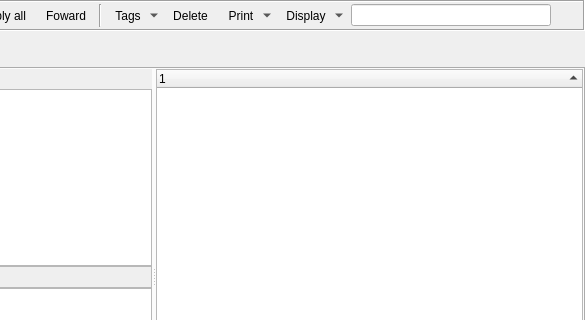
Old version of the form retroshare-gui/src/gui/MessagesDialog.ui in the repository RetroShare/RetroShare; both pictures show x 277 to 862 and y 0 to 320 of the 862 by 485 pixel window.
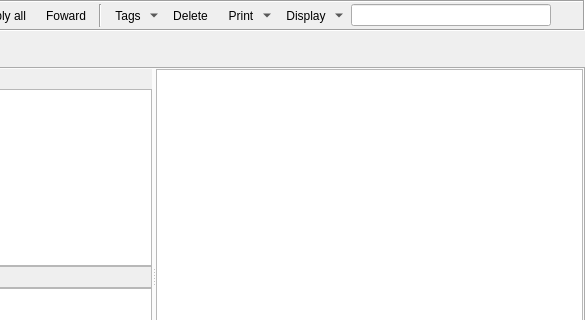
New version of the form. Icons and pictures are not drawn. Custom widgets are drawn as their Qt base class.

Commit message: inserted the model into the widget

Diff of the .ui file:
```diff
--- a/retroshare-gui/src/gui/MessagesDialog.ui
+++ b/retroshare-gui/src/gui/MessagesDialog.ui
@@ -6,7 +6,7 @@
    <rect>
     <x>0</x>
     <y>0</y>
-    <width>775</width>
+    <width>842</width>
     <height>485</height>
    </rect>
   </property>
@@ -726,7 +726,7 @@
           <property name="orientation">
            <enum>Qt::Vertical</enum>
           </property>
-          <widget class="RSTreeWidget" name="messageTreeWidget">
+          <widget class="QTreeView" name="messageTreeWidget">
            <property name="contextMenuPolicy">
             <enum>Qt::CustomContextMenu</enum>
            </property>
@@ -745,11 +745,6 @@
            <property name="expandsOnDoubleClick">
             <bool>false</bool>
            </property>
-           <column>
-            <property name="text">
-             <string notr="true">1</string>
-            </property>
-           </column>
           </widget>
           <widget class="QWidget" name="layoutWidget">
            <layout class="QGridLayout" name="msgLayout"/>
@@ -843,11 +838,6 @@
    <extends>QLineEdit</extends>
    <header location="global">gui/common/LineEditClear.h</header>
   </customwidget>
-  <customwidget>
-   <class>RSTreeWidget</class>
-   <extends>QTreeWidget</extends>
-   <header>gui/common/RSTreeWidget.h</header>
-  </customwidget>
   <customwidget>
    <class>RSTabWidget</class>
    <extends>QTabWidget</extends>
```
The commit also changes 5 other files.
